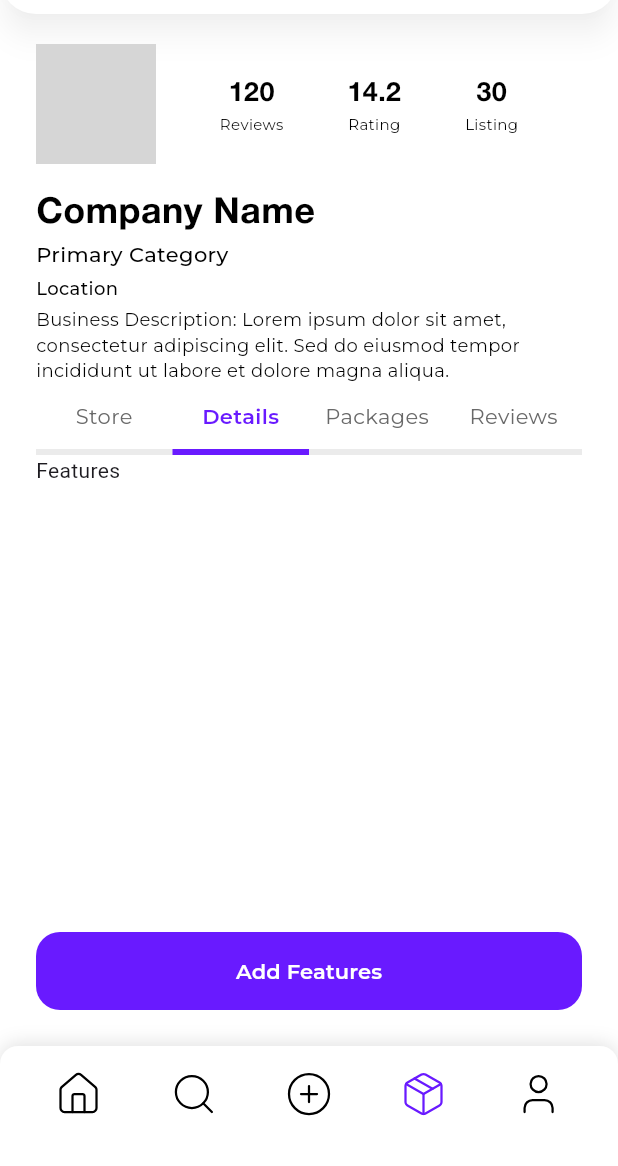
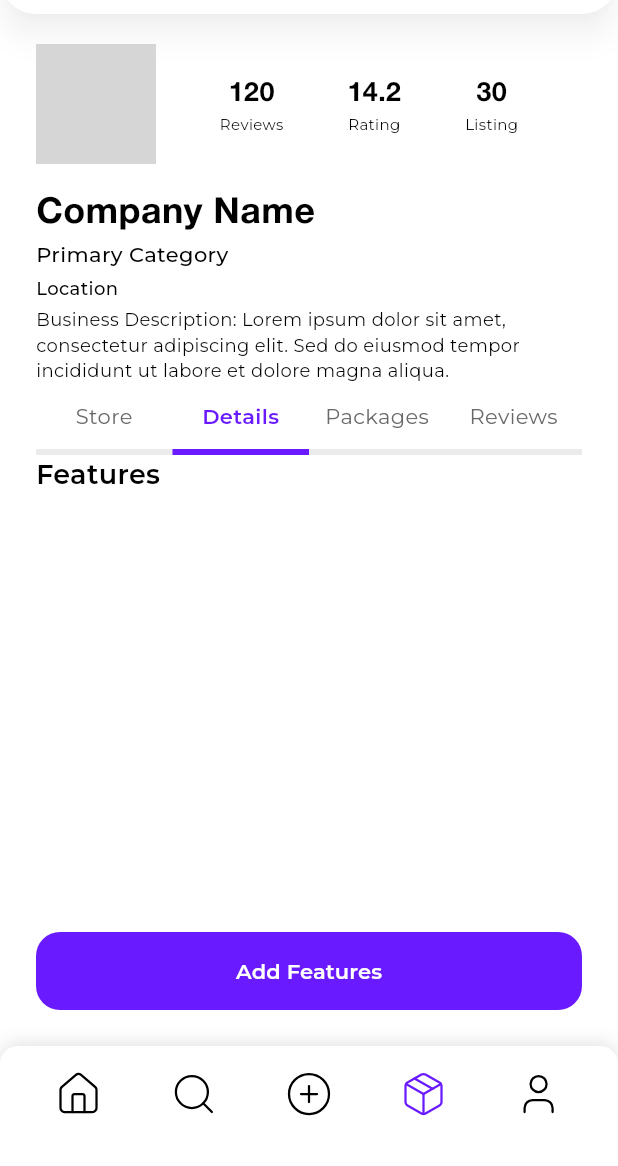
Before and after one commit to Manas1255/PlugdIn, a Flutter app: the VendorStoreScreen screen opened by its route, after a tap on "Details", on a phone screen of 412 x 824 dp, the part 70-1236 px from its top. Run offline on Flutter 3.47's test engine with Material 3 defaults, Android fonts, the phone set to English and light mode, and no system bars; drawn by our look-alikes of cached_network_image, toastification; our stand-ins replace bloc, device_info_plus, device_preview, dio, equatable, firebase_remote_config and 11 more; missing offline and left inert: stream_chat_flutter; accounts and stored records are empty; generated files the repository leaves out were written again; network calls fail; grey boxes are pictures that could not be loaded.

Commit message:
Feat: Reviews static widget added

```diff
--- a/lib/features/vendor/store/presentation/views/details_view.dart
+++ b/lib/features/vendor/store/presentation/views/details_view.dart
@@ -1,5 +1,6 @@
 import 'package:flutter/material.dart';
 import 'package:go_router/go_router.dart';
+import 'package:plugdin/constants/app_text_style.dart';
 import 'package:plugdin/go_router/exports.dart';
 import 'package:plugdin/utils/widgets/core_widgets/button.dart';
 
@@ -9,7 +10,16 @@ class DetailsView extends StatelessWidget {
   @override
   Widget build(BuildContext context) {
     return Scaffold(
-      body: Text('Features'),
+      body: Column(
+        children: [
+          Text(
+            'Features',
+            style: context.b1.copyWith(
+              fontSize: 18,
+            ),
+          ),
+        ],
+      ),
       bottomNavigationBar: SafeArea(
         child: PIButton(
           text: 'Add Features',
--- a/lib/features/vendor/store/presentation/views/reviews_view.dart
+++ b/lib/features/vendor/store/presentation/views/reviews_view.dart
@@ -1,10 +1,16 @@
 import 'package:flutter/material.dart';
+import 'package:plugdin/constants/app_constants.dart';
+import 'package:plugdin/features/vendor/store/presentation/widgets/reviews_widget.dart';
 
 class ReviewsView extends StatelessWidget {
   const ReviewsView({super.key});
 
   @override
   Widget build(BuildContext context) {
-    return Text('Reviews');
+    return ReviewsWidget(
+      reviewerName: 'reviewerName',
+      reviewComment: 'reviewComment',
+      reviewerProfileImage: AppConstants.appPlaceHolderSellerImage,
+    );
   }
 }
--- a/lib/features/vendor/store/presentation/views/store_screen.dart
+++ b/lib/features/vendor/store/presentation/views/store_screen.dart
@@ -95,7 +95,13 @@ class _VendorStoreScreenState extends State<VendorStoreScreen> {
                               children: [
                                 StoreHeaderWidget(),
                                 const SizedBox(height: 16),
-                                StoreDetailsWidget(),
+                                StoreDetailsWidget(
+                                  companyName: 'Company Name',
+                                  primaryCategory: 'Primary Category',
+                                  location: 'Location',
+                                  businessDescription:
+                                      'Business Description: Lorem ipsum dolor sit amet, consectetur adipiscing elit. Sed do eiusmod tempor incididunt ut labore et dolore magna aliqua.',
+                                ),
                               ],
                             ),
                           ),
--- /dev/null
+++ b/lib/features/vendor/store/presentation/widgets/reviews_widget.dart
@@ -0,0 +1,48 @@
+import 'package:flutter/material.dart';
+import 'package:plugdin/constants/app_text_style.dart';
+import 'package:plugdin/utils/widgets/core_widgets/export.dart';
+
+class ReviewsWidget extends StatelessWidget {
+  const ReviewsWidget({
+    required this.reviewerName,
+    required this.reviewComment,
+    required this.reviewerProfileImage,
+    super.key,
+  });
+  final String reviewerName;
+  final String reviewComment;
+  final String reviewerProfileImage;
+
+  @override
+  Widget build(BuildContext context) {
+    return Column(
+      crossAxisAlignment: CrossAxisAlignment.start,
+      children: [
+        Row(
+          children: [
+            PICNIWidget(
+              imageUrl: reviewerProfileImage,
+              height: 24,
+              width: 24,
+              borderRadius: BorderRadius.circular(100),
+            ),
+            const SizedBox(width: 10),
+            Text(
+              reviewerName,
+              style: context.h1.copyWith(
+                fontSize: 18,
+              ),
+            ),
+          ],
+        ),
+        const SizedBox(height: 12),
+        Text(
+          reviewComment,
+          style: context.l2.copyWith(
+            fontSize: 14,
+          ),
+        ),
+      ],
+    );
+  }
+}
--- a/lib/features/vendor/store/presentation/widgets/store_details_widget.dart
+++ b/lib/features/vendor/store/presentation/widgets/store_details_widget.dart
@@ -2,7 +2,17 @@ import 'package:flutter/material.dart';
 import 'package:plugdin/constants/app_text_style.dart';
 
 class StoreDetailsWidget extends StatelessWidget {
-  const StoreDetailsWidget({super.key});
+  const StoreDetailsWidget({
+    required this.companyName,
+    required this.primaryCategory,
+    required this.location,
+    required this.businessDescription,
+    super.key,
+  });
+  final String companyName;
+  final String primaryCategory;
+  final String location;
+  final String businessDescription;
 
   @override
   Widget build(BuildContext context) {
```
